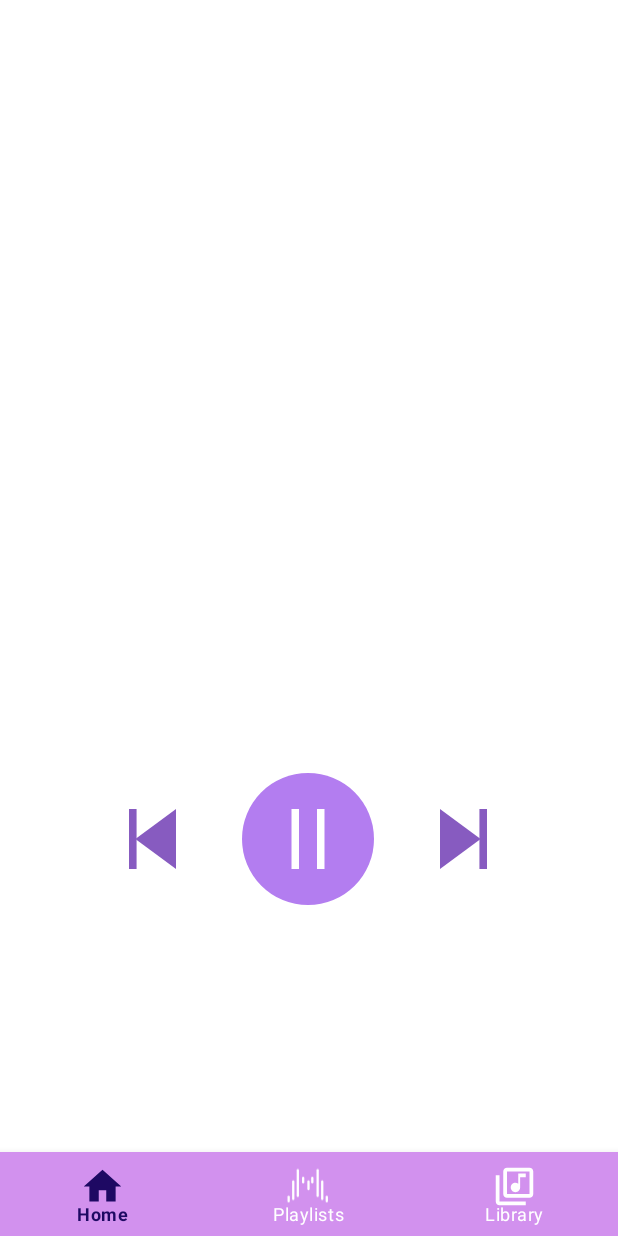
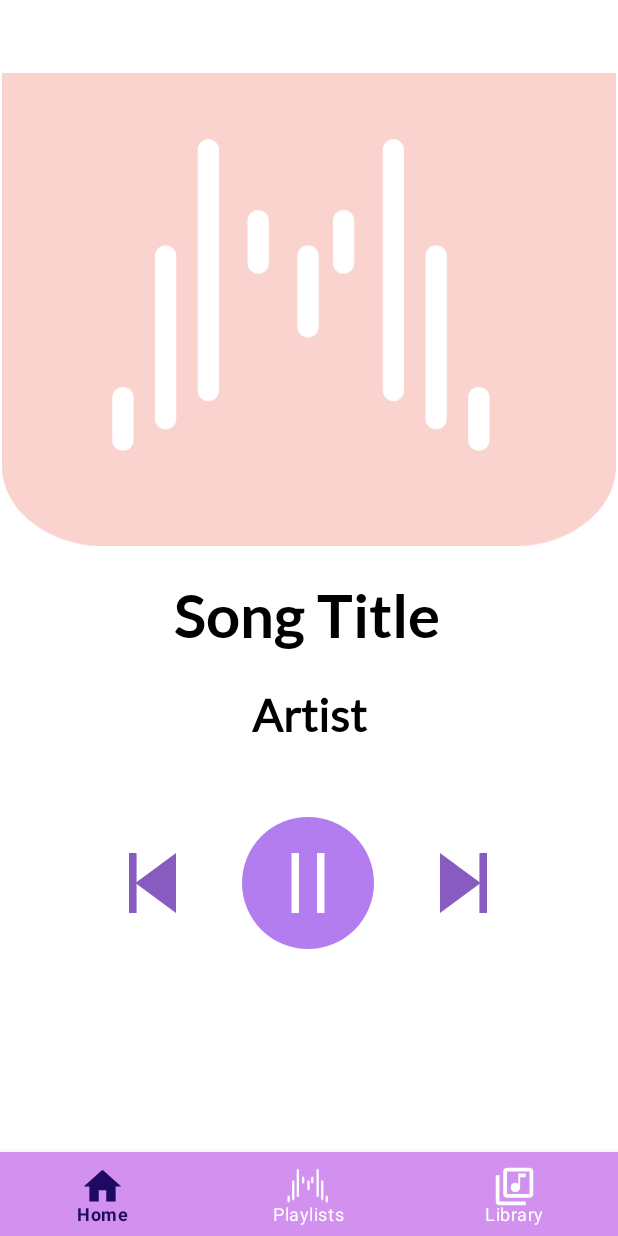
Before and after one commit to PuttTim/mastif-app, an Android app: the PlayerFragment screen opened through its navigation route, on a phone screen of 412 x 824 dp. Run offline under Robolectric (Android 15) with nearby library versions, the phone set to English and light mode, and no system bars; our stand-ins replace Picasso, navigation-ui; libraries missing offline, so code that uses them is left out: jp.wasabeef.picasso; pictures from the network do not load; 6 statements that could not run were skipped.

Commit message:
Rotate Animation added + Prep for background card color with palette/picasso
 - Change the background card with palette/picasso

Took 3 hours 38 minutes

```diff
--- a/app/build.gradle
+++ b/app/build.gradle
@@ -34,6 +34,7 @@ android {
 }
 
 dependencies {
+    implementation 'jp.wasabeef:picasso-transformations:2.4.0'
     implementation 'androidx.appcompat:appcompat:1.3.0'
     implementation 'com.google.android.material:material:1.4.0'
     implementation 'androidx.constraintlayout:constraintlayout:2.0.4'
--- a/app/src/main/java/com/example/mastif/Fragments/PlayerFragment.java
+++ b/app/src/main/java/com/example/mastif/Fragments/PlayerFragment.java
@@ -1,25 +1,41 @@
 package com.example.mastif.Fragments;
 
+import android.animation.AnimatorInflater;
+import android.animation.AnimatorSet;
+import android.animation.ObjectAnimator;
+import android.graphics.Bitmap;
+import android.graphics.drawable.BitmapDrawable;
+import android.opengl.Matrix;
 import android.os.Bundle;
 
 import androidx.fragment.app.Fragment;
 import androidx.lifecycle.ViewModelProvider;
 
+import android.text.method.ScrollingMovementMethod;
 import android.view.LayoutInflater;
 import android.view.View;
 import android.view.ViewGroup;
+import android.view.animation.Animation;
+import android.view.animation.AnimationUtils;
+import android.view.animation.LinearInterpolator;
+import android.widget.ImageView;
 import android.widget.Toast;
 
 import com.example.mastif.Objects.Song;
 import com.example.mastif.R;
 import com.example.mastif.ViewModels.PlayerViewModel;
 import com.example.mastif.databinding.FragmentPlayerBinding;
+import com.squareup.picasso.Callback;
 import com.squareup.picasso.Picasso;
+
+import jp.wasabeef.picasso.transformations.CropCircleTransformation;
 
 
 public class PlayerFragment extends Fragment {
     private FragmentPlayerBinding B;
     private PlayerViewModel playerVM;
+    private ObjectAnimator rotateAnimation;
+
 
     @Override
     public View onCreateView(LayoutInflater inflater, ViewGroup container, Bundle savedInstanceState) {
@@ -32,15 +48,23 @@ public class PlayerFragment extends Fragment {
         B.btnForward.setOnClickListener(v -> playerVM.playNext());
         B.btnPrevious.setOnClickListener(v -> playerVM.playPrev());
 
+        rotateAnimation = ObjectAnimator.ofFloat(B.imgCover, View.ROTATION, 0.0f, 360.0f);
+
+        rotateAnimation.setRepeatCount(Animation.INFINITE);
+        rotateAnimation.setInterpolator(new LinearInterpolator());
+
         playerVM.setPlayerListener(new PlayerViewModel.PlayerListener() {
+
             @Override
             public void onStarted() {
                 B.btnPlayPause.setImageResource(R.drawable.ic_pause_button_circle);
+                rotateAnimation.resume();
             }
 
             @Override
             public void onPaused() {
                 B.btnPlayPause.setImageResource(R.drawable.ic_play_button_circle);
+                rotateAnimation.pause();
             }
 
             @Override
@@ -50,9 +74,12 @@ public class PlayerFragment extends Fragment {
 
             @Override
             public void onPrepared() {
-                Picasso.get().load(playerVM.getSong().getCover()).into(B.imgCover);
+                Picasso.get().load(playerVM.getSong().getCover()).transform(new CropCircleTransformation()).into(B.imgCover);
+
                 B.txtTitle.setText(playerVM.getSong().getTitle());
                 B.txtArtist.setText(playerVM.getSong().getArtist());
+                rotateAnimation.setDuration(playerVM.getCurrentSongTime() / 4);
+                rotateAnimation.start();
             }
 
             @Override
--- a/app/src/main/java/com/example/mastif/MainActivity.java
+++ b/app/src/main/java/com/example/mastif/MainActivity.java
@@ -42,10 +42,5 @@ public class MainActivity extends AppCompatActivity {
         assert navigationHostFragment != null;
         navController = navigationHostFragment.getNavController();
         NavigationUI.setupWithNavController(B.bottomNavigationView, navController);
-
     }
-
-
-
-
 }
--- a/app/src/main/java/com/example/mastif/ViewModels/PlayerViewModel.java
+++ b/app/src/main/java/com/example/mastif/ViewModels/PlayerViewModel.java
@@ -23,6 +23,10 @@ public class PlayerViewModel extends ViewModel {
         assert mp != null;
         mp.setOnPreparedListener(mp -> startPlayer());
         mp.setOnCompletionListener(mp -> listener.onComplete());
+    }
+
+    public long getCurrentSongTime() {
+        return mp.getDuration();
     }
 
     public MutableLiveData<Song> getCurrentSong() {
--- a/app/src/main/res/TODO.txt
+++ b/app/src/main/res/TODO.txt
@@ -11,7 +11,9 @@ FINISHED (28/07/21) Make sure that on reaching start of playlist, when pressing
     Possible fix for this: Maybe make it so togglePlayPause checks if the boolean "endOfPlaylist / startOfPlaylist"
     is true then if so prepare song 0.
 
-TODO !!Make it so Picasso loads from cache in PlayerFragment instead of loading new.
+FINISHED (29/07/21) Made it so the player spins the song with the rounded cover.
+
+TODO (low priority) Make it so Picasso loads from cache in PlayerFragment instead of loading new.
 
 TODO fix the playing thing so that it's more like Spotify (<1 day)
 TODO Add shuffle, repeat and seekbar (~1-2 days)
--- /dev/null
+++ b/app/src/main/res/drawable/ic_cover_background.xml
@@ -0,0 +1,9 @@
+<vector xmlns:android="http://schemas.android.com/apk/res/android"
+    android:width="412dp"
+    android:height="318.167dp"
+    android:viewportWidth="412"
+    android:viewportHeight="318.167">
+  <path
+      android:pathData="M0,0H412V264.109c0,29.855 -31.34,54.058 -70,54.058H70c-38.66,0 -70,-24.2 -70,-54.057Z"
+      android:fillColor="#fad2ce"/>
+</vector>
--- a/app/src/main/res/layout/fragment_player.xml
+++ b/app/src/main/res/layout/fragment_player.xml
@@ -5,20 +5,27 @@
     android:id="@+id/root"
     android:layout_width="match_parent"
     android:layout_height="match_parent"
-    tools:context=".Fragments.PlayerFragment" >
+    tools:context=".Fragments.PlayerFragment">
 
-
+    <ImageView
+        android:id="@+id/imgCoverBackground"
+        android:layout_width="wrap_content"
+        android:layout_height="wrap_content"
+        android:src="@drawable/ic_cover_background"
+        app:layout_constraintEnd_toEndOf="parent"
+        app:layout_constraintTop_toTopOf="parent" />
 
     <ImageView
         android:id="@+id/imgCover"
-        android:layout_width="640dp"
-        android:layout_height="640dp"
+        android:layout_width="280dp"
+        android:layout_height="280dp"
+        android:src="@drawable/mastif_icon"
         app:layout_constraintBottom_toBottomOf="parent"
         app:layout_constraintEnd_toEndOf="parent"
-        app:layout_constraintHorizontal_bias="0.497"
+        app:layout_constraintHorizontal_bias="0.496"
         app:layout_constraintStart_toStartOf="parent"
         app:layout_constraintTop_toTopOf="parent"
-        app:layout_constraintVertical_bias="0.063" />
+        app:layout_constraintVertical_bias="0.035" />
 
     <ImageView
         android:id="@+id/btnPlayPause"
@@ -31,7 +38,7 @@
         app:layout_constraintHorizontal_bias="0.498"
         app:layout_constraintStart_toStartOf="parent"
         app:layout_constraintTop_toTopOf="parent"
-        app:layout_constraintVertical_bias="0.800" />
+        app:layout_constraintVertical_bias="0.85" />
 
     <ImageView
         android:id="@+id/btnForward"
@@ -50,7 +57,6 @@
         android:layout_height="wrap_content"
         android:layout_marginTop="24dp"
         android:layout_marginEnd="44dp"
-
         android:src="@drawable/ic_previous_button"
         app:layout_constraintEnd_toStartOf="@+id/btnPlayPause"
         app:layout_constraintTop_toTopOf="@+id/btnPlayPause"
@@ -60,7 +66,7 @@
         android:id="@+id/txtTitle"
         android:layout_width="wrap_content"
         android:layout_height="wrap_content"
-        android:layout_marginTop="32dp"
+        android:layout_marginTop="44dp"
         android:fontFamily="@font/lato_bold"
         android:text="Song Title"
         android:textAlignment="center"
@@ -69,6 +75,7 @@
         android:textStyle="bold"
         android:typeface="normal"
         app:layout_constraintEnd_toEndOf="parent"
+        app:layout_constraintHorizontal_bias="0.495"
         app:layout_constraintStart_toStartOf="parent"
         app:layout_constraintTop_toBottomOf="@+id/imgCover" />
 
@@ -87,6 +94,4 @@
         app:layout_constraintEnd_toEndOf="parent"
         app:layout_constraintStart_toStartOf="parent"
         app:layout_constraintTop_toBottomOf="@+id/txtTitle" />
-
-
 </androidx.constraintlayout.widget.ConstraintLayout>
```
Also changed, not shown: app/src/main/res/values/style.xml (line endings or trailing spaces).
